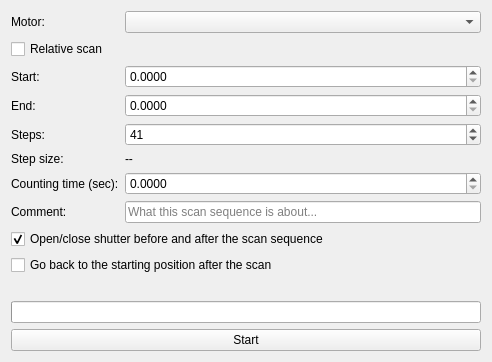
Old version of the form cct/qtgui/measurement/scan/scan.ui in the repository awacha/cct.
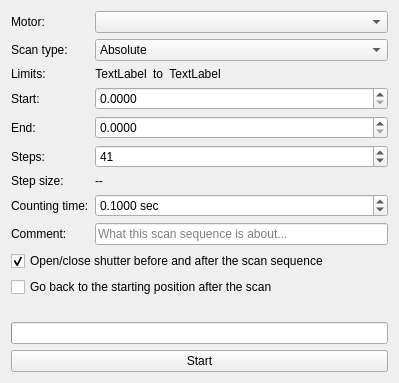
New version of the form. Icons and pictures are not drawn.

Diff of the .ui file:
```diff
--- a/cct/qtgui/measurement/scan/scan.ui
+++ b/cct/qtgui/measurement/scan/scan.ui
@@ -6,8 +6,8 @@
    <rect>
     <x>0</x>
     <y>0</y>
-    <width>492</width>
-    <height>362</height>
+    <width>399</width>
+    <height>383</height>
    </rect>
   </property>
   <property name="windowTitle">
@@ -49,70 +49,42 @@
       <item row="0" column="1">
        <widget class="QComboBox" name="motorComboBox"/>
       </item>
-      <item row="1" column="0" colspan="2">
-       <widget class="QCheckBox" name="relativeScanCheckBox">
-        <property name="text">
-         <string>Relative scan</string>
-        </property>
-       </widget>
-      </item>
-      <item row="2" column="0">
-       <widget class="QLabel" name="label_2">
-        <property name="text">
-         <string>Start:</string>
-        </property>
-       </widget>
-      </item>
       <item row="3" column="0">
        <widget class="QLabel" name="label_3">
         <property name="text">
-         <string>End:</string>
+         <string>Start:</string>
+        </property>
+       </widget>
+      </item>
+      <item row="3" column="1">
+       <widget class="QDoubleSpinBox" name="startDoubleSpinBox">
+        <property name="decimals">
+         <number>4</number>
         </property>
        </widget>
       </item>
       <item row="4" column="0">
+       <widget class="QLabel" name="endLabel">
+        <property name="text">
+         <string>End:</string>
+        </property>
+       </widget>
+      </item>
+      <item row="4" column="1">
+       <widget class="QDoubleSpinBox" name="endDoubleSpinBox">
+        <property name="decimals">
+         <number>4</number>
+        </property>
+       </widget>
+      </item>
+      <item row="5" column="0">
        <widget class="QLabel" name="label_4">
         <property name="text">
          <string>Steps:</string>
         </property>
        </widget>
       </item>
-      <item row="5" column="0">
-       <widget class="QLabel" name="label_5">
-        <property name="text">
-         <string>Step size:</string>
-        </property>
-       </widget>
-      </item>
-      <item row="6" column="0">
-       <widget class="QLabel" name="label_6">
-        <property name="text">
-         <string>Counting time (sec):</string>
-        </property>
-       </widget>
-      </item>
-      <item row="8" column="0">
-       <widget class="QLabel" name="label_7">
-        <property name="text">
-         <string>Comment:</string>
-        </property>
-       </widget>
-      </item>
-      <item row="2" column="1">
-       <widget class="QDoubleSpinBox" name="startDoubleSpinBox">
-        <property name="decimals">
-         <number>4</number>
-        </property>
-       </widget>
-      </item>
-      <item row="3" column="1">
-       <widget class="QDoubleSpinBox" name="endDoubleSpinBox">
-        <property name="decimals">
-         <number>4</number>
-        </property>
-       </widget>
-      </item>
-      <item row="4" column="1">
+      <item row="5" column="1">
        <widget class="QSpinBox" name="stepsSpinBox">
         <property name="minimum">
          <number>2</number>
@@ -125,20 +97,53 @@
         </property>
        </widget>
       </item>
+      <item row="6" column="0">
+       <widget class="QLabel" name="label_5">
+        <property name="text">
+         <string>Step size:</string>
+        </property>
+       </widget>
+      </item>
       <item row="6" column="1">
-       <widget class="QDoubleSpinBox" name="countingTimeDoubleSpinBox">
-        <property name="decimals">
-         <number>4</number>
-        </property>
-       </widget>
-      </item>
-      <item row="5" column="1">
        <widget class="QLabel" name="stepSizeLabel">
         <property name="text">
          <string>--</string>
         </property>
        </widget>
       </item>
+      <item row="7" column="0">
+       <widget class="QLabel" name="label_6">
+        <property name="text">
+         <string>Counting time:</string>
+        </property>
+       </widget>
+      </item>
+      <item row="7" column="1">
+       <widget class="QDoubleSpinBox" name="countingTimeDoubleSpinBox">
+        <property name="suffix">
+         <string> sec</string>
+        </property>
+        <property name="decimals">
+         <number>4</number>
+        </property>
+        <property name="minimum">
+         <double>0.001000000000000</double>
+        </property>
+        <property name="maximum">
+         <double>1000000.000000000000000</double>
+        </property>
+        <property name="value">
+         <double>0.100000000000000</double>
+        </property>
+       </widget>
+      </item>
+      <item row="8" column="0">
+       <widget class="QLabel" name="label_7">
+        <property name="text">
+         <string>Comment:</string>
+        </property>
+       </widget>
+      </item>
       <item row="8" column="1">
        <widget class="QLineEdit" name="commentLineEdit">
         <property name="placeholderText">
@@ -166,6 +171,95 @@
         </property>
        </widget>
       </item>
+      <item row="1" column="0">
+       <widget class="QLabel" name="label_8">
+        <property name="text">
+         <string>Scan type:</string>
+        </property>
+       </widget>
+      </item>
+      <item row="1" column="1">
+       <widget class="QComboBox" name="scanTypeComboBox">
+        <item>
+         <property name="text">
+          <string>Absolute</string>
+         </property>
+        </item>
+        <item>
+         <property name="text">
+          <string>Relative</string>
+         </property>
+        </item>
+        <item>
+         <property name="text">
+          <string>Symmetric relative</string>
+         </property>
+        </item>
+       </widget>
+      </item>
+      <item row="2" column="0">
+       <widget class="QLabel" name="label_2">
+        <property name="text">
+         <string>Limits:</string>
+        </property>
+       </widget>
+      </item>
+      <item row="2" column="1">
+       <layout class="QHBoxLayout" name="horizontalLayout">
+        <item>
+         <widget class="QLabel" name="leftLimitLabel">
+          <property name="sizePolicy">
+           <sizepolicy hsizetype="Preferred" vsizetype="Preferred">
+            <horstretch>0</horstretch>
+            <verstretch>0</verstretch>
+           </sizepolicy>
+          </property>
+          <property name="text">
+           <string>TextLabel</string>
+          </property>
+          <property name="alignment">
+           <set>Qt::AlignCenter</set>
+          </property>
+         </widget>
+        </item>
+        <item>
+         <widget class="QLabel" name="label_9">
+          <property name="text">
+           <string>to</string>
+          </property>
+         </widget>
+        </item>
+        <item>
+         <widget class="QLabel" name="rightLimitLabel">
+          <property name="sizePolicy">
+           <sizepolicy hsizetype="Preferred" vsizetype="Preferred">
+            <horstretch>0</horstretch>
+            <verstretch>0</verstretch>
+           </sizepolicy>
+          </property>
+          <property name="text">
+           <string>TextLabel</string>
+          </property>
+          <property name="alignment">
+           <set>Qt::AlignCenter</set>
+          </property>
+         </widget>
+        </item>
+        <item>
+         <spacer name="horizontalSpacer">
+          <property name="orientation">
+           <enum>Qt::Horizontal</enum>
+          </property>
+          <property name="sizeHint" stdset="0">
+           <size>
+            <width>0</width>
+            <height>0</height>
+           </size>
+          </property>
+         </spacer>
+        </item>
+       </layout>
+      </item>
      </layout>
     </widget>
    </item>
```
Left out of the diff: 8 changed lines with no effect on the pictures.
